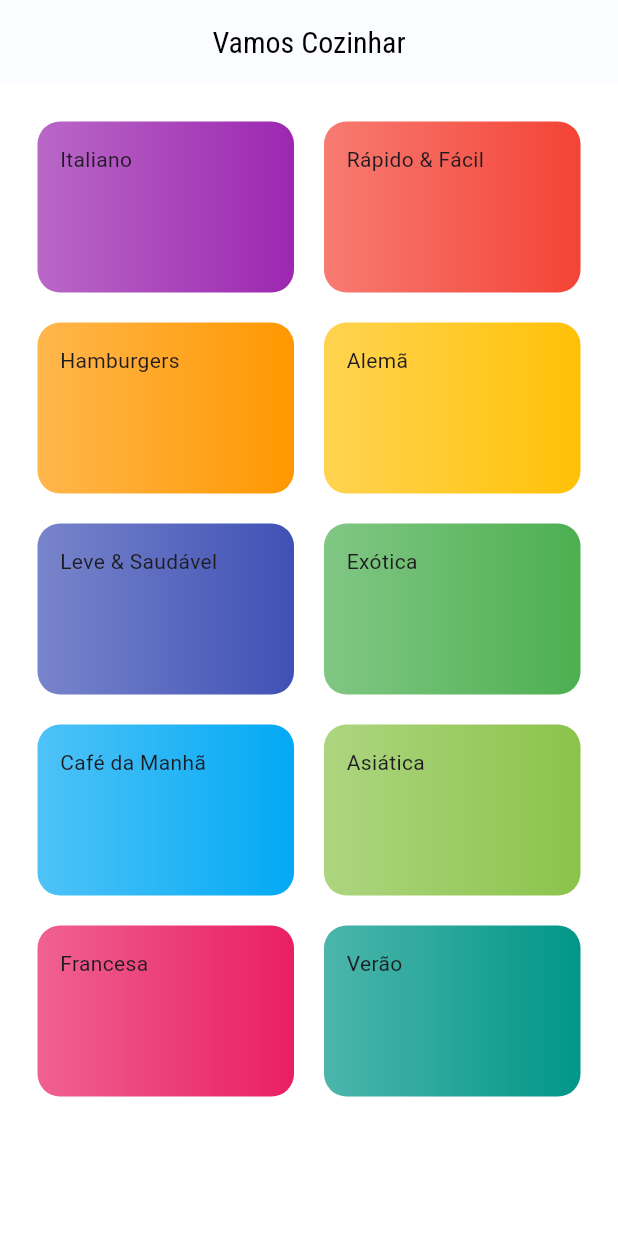
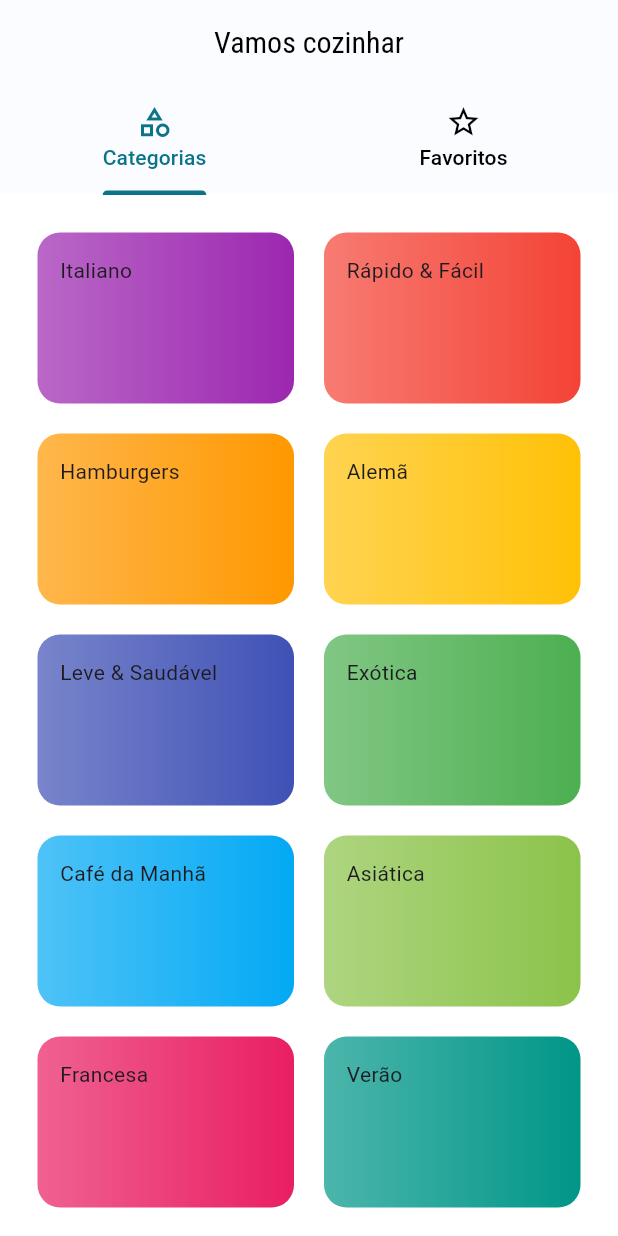
Before and after one commit to GoedertDalmolin/meals, a Flutter app: the screen it shows after launch, on a phone screen of 412 x 824 dp. Run offline on Flutter 3.47's test engine with Material 3 defaults, Android fonts, the phone set to English and light mode, and no system bars; our stand-ins replace google_fonts.

Commit message:
Created a TabBarView on the home screen

```diff
--- a/lib/main.dart
+++ b/lib/main.dart
@@ -2,8 +2,8 @@ import 'package:flutter/material.dart';
 import 'package:google_fonts/google_fonts.dart';
 import 'package:meals/data/colors.dart';
 import 'package:meals/screens/categories_meals_screen.dart';
-import 'package:meals/screens/category_screen.dart';
 import 'package:meals/screens/meal_detail_screen.dart';
+import 'package:meals/screens/tabs_screen.dart';
 import 'package:meals/utils/app_routes.dart';
 
 void main() {
@@ -29,7 +29,7 @@ void main() {
             ),
       ),
       routes: {
-        AppRoutes.home: (context) => const CategoriesScreen(),
+        AppRoutes.home: (context) => const TabsScreen(),
         AppRoutes.categoriesMeals: (context) => const CategoriesMealsScreen(),
         AppRoutes.mealDetail: (context) => const MealDetailScreen(),
       },
--- a/lib/screens/category_screen.dart
+++ b/lib/screens/category_screen.dart
@@ -7,15 +7,7 @@ class CategoriesScreen extends StatelessWidget {
 
   @override
   Widget build(BuildContext context) {
-    return Scaffold(
-      appBar: AppBar(
-        centerTitle: true,
-        title: Text(
-          "Vamos Cozinhar",
-          style: Theme.of(context).textTheme.titleLarge,
-        ),
-      ),
-      body: GridView(
+    return GridView(
         padding: const EdgeInsets.all(25),
         gridDelegate: const SliverGridDelegateWithMaxCrossAxisExtent(
           maxCrossAxisExtent: 200,
@@ -26,7 +18,6 @@ class CategoriesScreen extends StatelessWidget {
         children: dummyCategories.map((cat) {
           return CategoryItem(category: cat);
         }).toList(),
-      ),
-    );
+      );
   }
 }
--- a/lib/screens/meal_detail_screen.dart
+++ b/lib/screens/meal_detail_screen.dart
@@ -60,7 +60,7 @@ class MealDetailScreen extends StatelessWidget {
                 itemBuilder: (context, index) {
                   return Card(
                     elevation: 5,
-                    color: ColorsProject.darkCyan,
+                    color: Color(0xFF034078),
                     child: Padding(
                       padding: const EdgeInsets.symmetric(horizontal: 12.0, vertical: 6),
                       child: Text(
--- /dev/null
+++ b/lib/screens/tabs_screen.dart
@@ -0,0 +1,31 @@
+
+import 'package:flutter/material.dart';
+import 'package:meals/screens/category_screen.dart';
+import 'package:meals/screens/favorite_screen.dart';
+
+class TabsScreen extends StatelessWidget {
+  const TabsScreen({super.key});
+
+  @override
+  Widget build(BuildContext context) {
+    return DefaultTabController(length: 2, child: Scaffold(
+      appBar: AppBar(
+        centerTitle: true,
+        title: const Text('Vamos cozinhar'),
+        bottom: const TabBar(
+          tabs: [
+            Tab(icon: Icon(Icons.category_outlined), text: 'Categorias',),
+            Tab(icon: Icon(Icons.star_border), text: 'Favoritos',),
+          ],
+
+        ),
+      ),
+      body: const TabBarView(
+        children: [
+          CategoriesScreen(),
+          FavoriteScreen(),
+        ],
+      ),
+    ));
+  }
+}
```
Also changed, not shown: lib/screens/favorite_screen.dart (added, +12 -0 lines).
